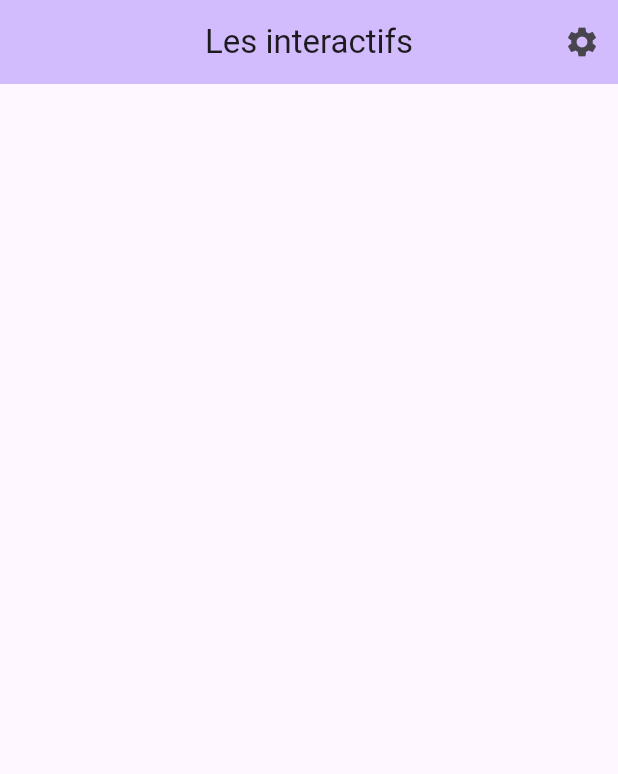
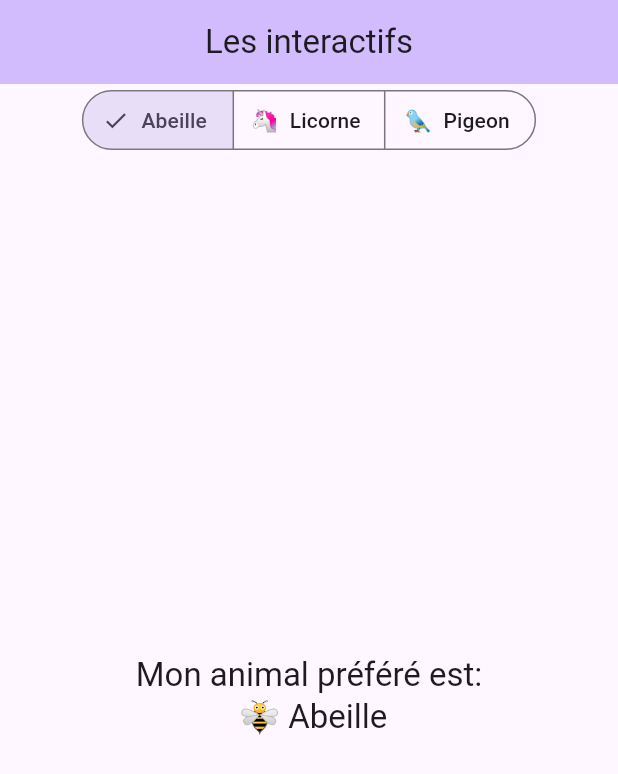
Before and after one commit to simon-oks/learn-flutter-interactif-widgets, a Flutter app: the screen it shows after launch, on a phone screen of 412 x 824 dp. Shown: the top 774 px of the screen. Run offline on Flutter 3.47's test engine with Material 3 defaults, Android fonts, the light colour scheme and no system bars.

Commit message:
SegmentedButton Widget

```diff
--- a/lib/home_page.dart
+++ b/lib/home_page.dart
@@ -12,8 +12,18 @@ class HomePage extends StatefulWidget {
 }
 
 class _HomePageState extends State<HomePage> {
-  List<String> values = ["Chat", "Chien", "Renard"];
-  String _selected = "";
+  final List<Animal> _animals = [
+    Animal("Abeille", "🐝"),
+    Animal("Licorne", "🦄"),
+    Animal("Pigeon", "🐦"),
+  ];
+  late Set<Animal> _selection;
+
+  @override
+  void initState() {
+    super.initState();
+    _selection = {_animals[0]};
+  }
 
   @override
   Widget build(BuildContext context) {
@@ -21,27 +31,45 @@ class _HomePageState extends State<HomePage> {
       appBar: AppBar(
         title: Text(widget.title),
         centerTitle: true,
-        actions: [
-          PopupMenuButton<String>(
-            icon: Icon(Icons.settings),
-            onSelected: (newValue) {
-              setState(() {
-                _selected = newValue;
-              });
-            },
-            itemBuilder: (context) {
-              return values.map((animal) {
-                return PopupMenuItem<String>(
-                  value: animal,
-                  child: Text(animal),
-                );
-              }).toList();
-            },
-          ),
-        ],
         backgroundColor: Theme.of(context).colorScheme.inversePrimary,
       ),
-      body: Center(child: Text(_selected)),
+      body: Center(
+        child: Column(
+          children: [
+            SegmentedButton<Animal>(
+              segments: _animals.map((animal) {
+                return ButtonSegment<Animal>(
+                  value: animal,
+                  label: Text(animal.name),
+                  icon: Text(animal.icon),
+                );
+              }).toList(),
+              selected: _selection,
+              onSelectionChanged: (newSet) {
+                setState(() {
+                  _selection = newSet;
+                });
+              },
+            ),
+            Expanded(
+              child: Center(
+                child: Text(
+                  "Mon animal préféré est: \n ${_selection.first.icon} ${_selection.first.name}",
+                  style: Theme.of(context).textTheme.titleLarge,
+                  textAlign: TextAlign.center,
+                ),
+              ),
+            ),
+          ],
+        ),
+      ),
     );
   }
 }
+
+class Animal {
+  String name;
+  String icon;
+
+  Animal(this.name, this.icon);
+}
```
